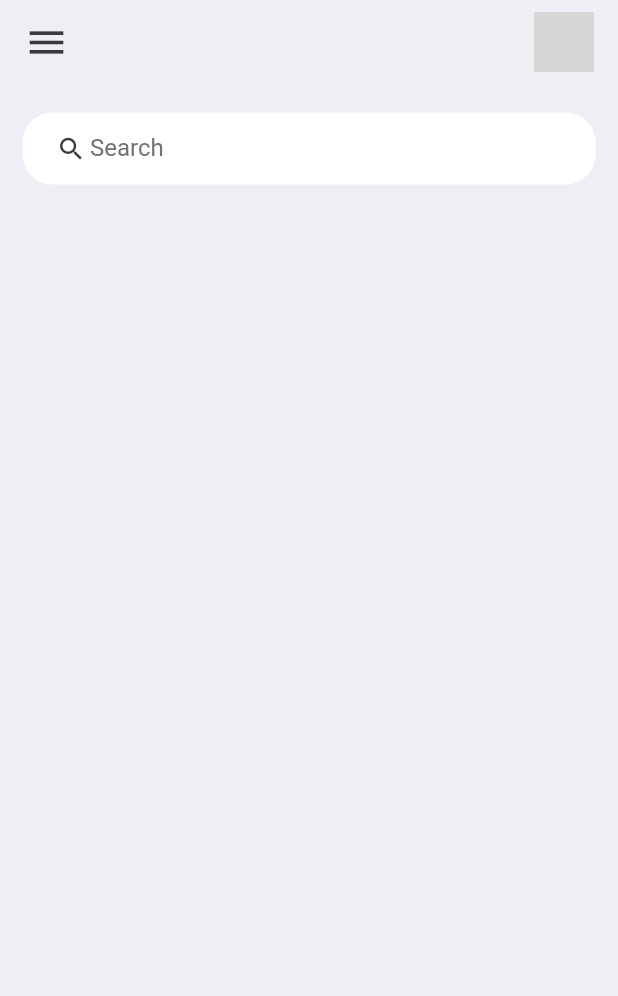
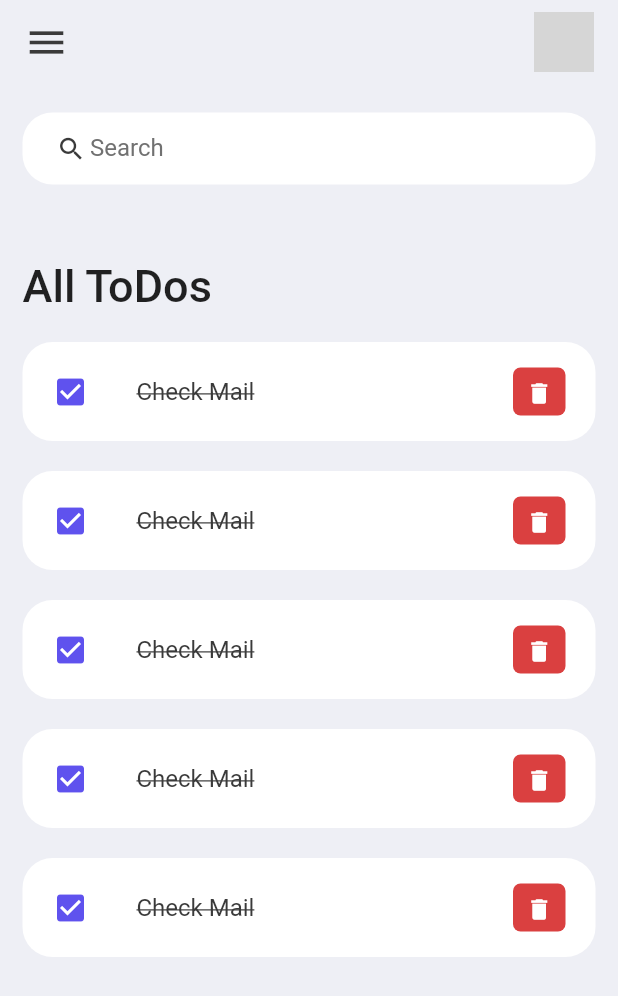
Before and after one commit to RenatoRosaFranco/flutter-todo-app, a Flutter app: the screen it shows after launch, on a phone screen of 412 x 824 dp. Shown: the top 996 px of the screen. Run offline on Flutter 3.47's test engine with Material 2 defaults, Android fonts, the phone set to English and light mode, and no system bars; grey boxes are pictures that could not be loaded.

Commit message:
Added ToDoItem widget and updated home.dart

```diff
--- a/lib/screens/home.dart
+++ b/lib/screens/home.dart
@@ -1,5 +1,6 @@
 import 'package:flutter/material.dart';
 import 'package:news_app/constants/colors.dart';
+import 'package:news_app/widgets/todo_item.dart';
 
 class Home extends StatelessWidget {
   const Home({Key? key}) : super(key: key);
@@ -19,7 +20,31 @@ class Home extends StatelessWidget {
           ),
           child: Column(
             children: [
-              searchBox()
+              const searchBox(),
+              Expanded(
+                child: ListView(
+                  children: [
+                    Container(
+                      margin: const EdgeInsets.only(
+                          top: 50,
+                          bottom: 20
+                      ),
+                      child: const Text(
+                          'All ToDos',
+                          style: TextStyle(
+                            fontSize: 30,
+                            fontWeight: FontWeight.w500
+                          )
+                      )
+                    ),
+                    ToDoItem(),
+                    ToDoItem(),
+                    ToDoItem(),
+                    ToDoItem(),
+                    ToDoItem()
+                  ],
+                )
+              )
             ],
           ),
         )
--- /dev/null
+++ b/lib/widgets/todo_item.dart
@@ -0,0 +1,51 @@
+import 'package:flutter/material.dart';
+import 'package:news_app/constants/colors.dart';
+
+class ToDoItem extends StatelessWidget {
+  const ToDoItem({Key? key}) : super(key: key);
+
+  @override
+  Widget build(BuildContext context) {
+    return Container(
+      margin: const EdgeInsets.only(bottom: 20),
+      child: ListTile(
+        onTap: () { click(); },
+        shape: RoundedRectangleBorder(
+          borderRadius: BorderRadius.circular(20),
+        ),
+        contentPadding: const EdgeInsets.symmetric(
+            horizontal: 20,
+            vertical: 5
+        ),
+        tileColor: Colors.white,
+        leading: const Icon(Icons.check_box, color: tdBlue),
+        title: const Text('Check Mail',
+        style: TextStyle(
+          fontSize: 16,
+          color: tdBlack,
+          decoration: TextDecoration.lineThrough,
+        ),),
+        trailing: Container(
+          padding: const EdgeInsets.all(0),
+          margin: const EdgeInsets.symmetric(vertical: 12),
+          width: 35,
+          height: 35,
+          decoration: BoxDecoration(
+            color: tdRed,
+            borderRadius: BorderRadius.circular(5)
+          ),
+          child: IconButton(
+            color: Colors.white,
+            iconSize: 18,
+            icon: const Icon(Icons.delete),
+            onPressed: () { click(); },
+          ),
+        ),
+      ),
+    );
+  }
+}
+
+void click() {
+  print('Clicked on me!');
+}
```
